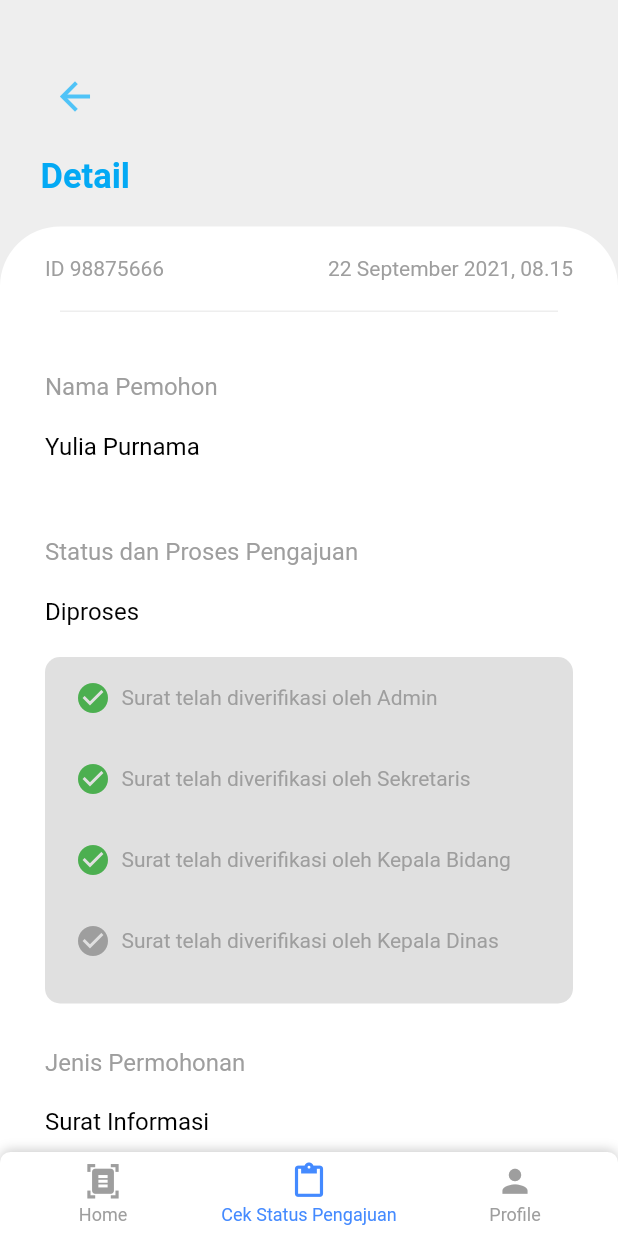
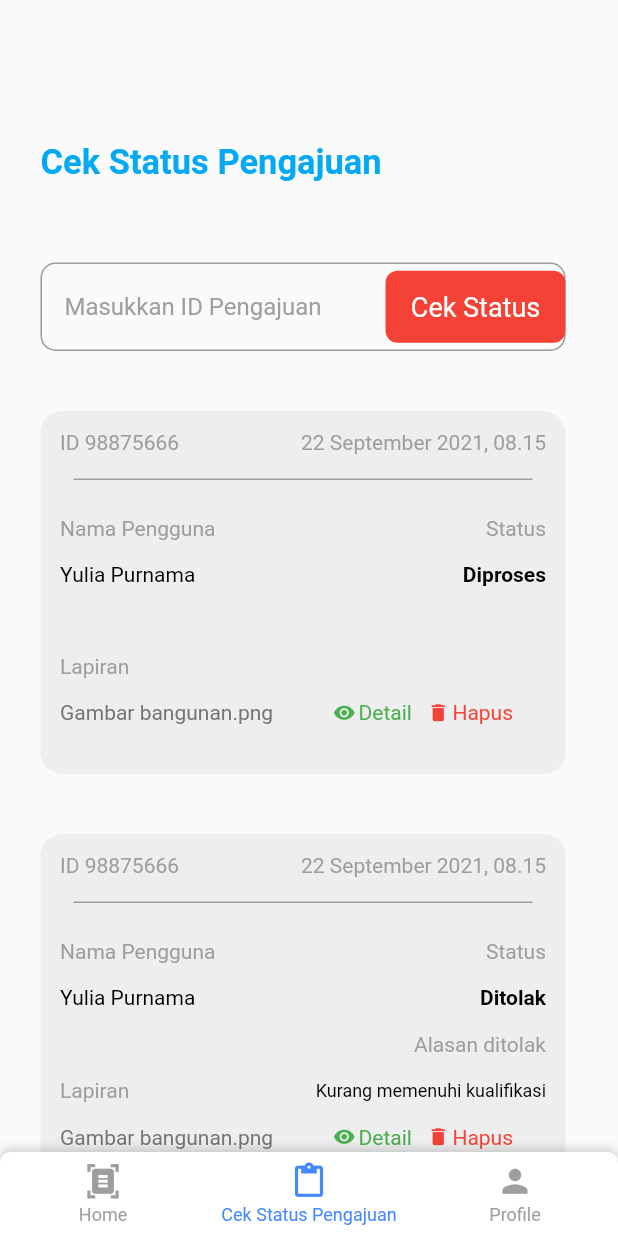
Before and after one commit to dalobarahama/alirandras, a Flutter app: the MainMenuScreen screen opened directly, item 2 of the bottom bar chosen, on a phone screen of 412 x 824 dp. Run offline on Flutter 3.47's test engine with Material 2 defaults, Android fonts, the phone set to English and light mode, and no system bars; drawn by our look-alikes of persistent_bottom_nav_bar; our stand-ins replace google_fonts, shared_preferences; accounts and stored records are empty; network calls fail.

Commit message:
screen cek_status_pengajuan dan detail

```diff
--- a/lib/main.dart
+++ b/lib/main.dart
@@ -1,6 +1,7 @@
 // ignore_for_file: non_constant_identifier_names
 
 import 'package:flutter/material.dart';
+import 'package:flutter_application_3/screen/cek_status_pengajuan.dart';
 import 'package:flutter_application_3/screen/detail_card_statuspengajuan.dart';
 import 'package:shared_preferences/shared_preferences.dart';
 import 'package:flutter_application_3/screen/splash_screen.dart';
--- /dev/null
+++ b/lib/screen/cek_status_pengajuan.dart
@@ -0,0 +1,370 @@
+import 'package:flutter/material.dart';
+import 'package:flutter_application_3/screen/detail_card_statuspengajuan.dart';
+
+class Cek_status_pengajuan extends StatefulWidget {
+  const Cek_status_pengajuan({Key? key}) : super(key: key);
+
+  @override
+  _Cek_status_pengajuanState createState() => _Cek_status_pengajuanState();
+}
+
+class _Cek_status_pengajuanState extends State<Cek_status_pengajuan> {
+  @override
+  Widget build(BuildContext context) {
+    return Scaffold(
+      body: SingleChildScrollView(
+        child: Padding(
+          padding: const EdgeInsets.only(
+            left: 27,
+          ),
+          child: Column(
+            children: [
+              Row(
+                children: [
+                  Padding(
+                    padding: const EdgeInsets.only(top: 95),
+                    child: Container(
+                      child: Text(
+                        'Cek Status Pengajuan',
+                        style: TextStyle(
+                            fontSize: 23,
+                            color: Colors.lightBlue,
+                            fontWeight: FontWeight.w600),
+                      ),
+                    ),
+                  ),
+                ],
+              ),
+              Padding(
+                padding: const EdgeInsets.only(right: 35, top: 53),
+                child: TextField(
+                  decoration: InputDecoration(
+                    border: OutlineInputBorder(
+                        borderRadius: BorderRadius.circular(10)),
+                    hintText: ' Masukkan ID Pengajuan',
+                    hintStyle: TextStyle(color: Colors.grey, fontSize: 16),
+                    suffixIcon: InkWell(
+                      onTap: () {
+                        Navigator.push(context,
+                            MaterialPageRoute(builder: (context) {
+                          return Cek_status_pengajuan();
+                        }));
+                      },
+                      child: Container(
+                        width: 120,
+                        decoration: BoxDecoration(
+                            color: Colors.red,
+                            borderRadius: BorderRadius.circular(8)),
+                        child: Center(
+                            child: Text(
+                          'Cek Status',
+                          style: TextStyle(color: Colors.white, fontSize: 18),
+                        )),
+                      ),
+                    ),
+                  ),
+                ),
+              ),
+              Padding(
+                padding: const EdgeInsets.only(right: 35, top: 40),
+                child: Container(
+                  width: double.infinity,
+                  decoration: BoxDecoration(
+                      color: Colors.grey[200],
+                      borderRadius: BorderRadius.circular(15)),
+                  child: Padding(
+                    padding: const EdgeInsets.all(13.0),
+                    child: Column(
+                      children: [
+                        Row(
+                          mainAxisAlignment: MainAxisAlignment.spaceBetween,
+                          children: [
+                            Text(
+                              'ID 98875666',
+                              style: TextStyle(color: Colors.grey),
+                            ),
+                            Text(
+                              '22 September 2021, 08.15',
+                              style: TextStyle(color: Colors.grey),
+                            ),
+                          ],
+                        ),
+                        SizedBox(
+                          height: 7,
+                        ),
+                        Padding(
+                          padding: const EdgeInsets.all(9.0),
+                          child: Container(
+                            height: 1,
+                            width: double.infinity,
+                            color: Colors.grey,
+                          ),
+                        ),
+                        SizedBox(
+                          height: 15,
+                        ),
+                        Row(
+                          mainAxisAlignment: MainAxisAlignment.spaceBetween,
+                          children: [
+                            Text(
+                              'Nama Pengguna',
+                              style: TextStyle(color: Colors.grey),
+                            ),
+                            Text(
+                              'Status',
+                              style: TextStyle(color: Colors.grey),
+                            ),
+                          ],
+                        ),
+                        SizedBox(
+                          height: 15,
+                        ),
+                        Row(
+                          mainAxisAlignment: MainAxisAlignment.spaceBetween,
+                          children: [
+                            Text(
+                              'Yulia Purnama',
+                              style: TextStyle(color: Colors.black),
+                            ),
+                            Text(
+                              'Diproses',
+                              style: TextStyle(
+                                  color: Colors.black,
+                                  fontWeight: FontWeight.bold),
+                            ),
+                          ],
+                        ),
+                        SizedBox(
+                          height: 45,
+                        ),
+                        Row(
+                          mainAxisAlignment: MainAxisAlignment.spaceBetween,
+                          children: [
+                            Text(
+                              'Lapiran',
+                              style: TextStyle(color: Colors.grey),
+                            ),
+                          ],
+                        ),
+                        SizedBox(
+                          height: 15,
+                        ),
+                        Row(
+                          children: [
+                            Text(
+                              'Gambar bangunan.png',
+                              style: TextStyle(color: Colors.grey[600]),
+                            ),
+                            SizedBox(
+                              width: 40,
+                            ),
+                            Icon(
+                              Icons.visibility,
+                              color: Colors.green,
+                              size: 15,
+                            ),
+                            SizedBox(
+                              width: 2,
+                            ),
+                            InkWell(
+                              onTap: () {
+                                Navigator.push(context,
+                                    MaterialPageRoute(builder: (context) {
+                                  return Detail_card_statuspengajuan();
+                                }));
+                              },
+                              child: Text(
+                                'Detail',
+                                style: TextStyle(color: Colors.green),
+                              ),
+                            ),
+                            SizedBox(
+                              width: 10,
+                            ),
+                            Icon(
+                              Icons.delete,
+                              color: Colors.red,
+                              size: 15,
+                            ),
+                            SizedBox(
+                              width: 2,
+                            ),
+                            Text(
+                              'Hapus',
+                              style: TextStyle(color: Colors.red),
+                            ),
+                          ],
+                        ),
+                        SizedBox(
+                          height: 20,
+                        ),
+                      ],
+                    ),
+                  ),
+                ),
+              ),
+              Padding(
+                padding: const EdgeInsets.only(right: 35, top: 40),
+                child: Container(
+                  width: double.infinity,
+                  decoration: BoxDecoration(
+                      color: Colors.grey[200],
+                      borderRadius: BorderRadius.circular(15)),
+                  child: Padding(
+                    padding: const EdgeInsets.all(13.0),
+                    child: Column(
+                      children: [
+                        Row(
+                          mainAxisAlignment: MainAxisAlignment.spaceBetween,
+                          children: [
+                            Text(
+                              'ID 98875666',
+                              style: TextStyle(color: Colors.grey),
+                            ),
+                            Text(
+                              '22 September 2021, 08.15',
+                              style: TextStyle(color: Colors.grey),
+                            ),
+                          ],
+                        ),
+                        SizedBox(
+                          height: 7,
+                        ),
+                        Padding(
+                          padding: const EdgeInsets.all(9.0),
+                          child: Container(
+                            height: 1,
+                            width: double.infinity,
+                            color: Colors.grey,
+                          ),
+                        ),
+                        SizedBox(
+                          height: 15,
+                        ),
+                        Row(
+                          mainAxisAlignment: MainAxisAlignment.spaceBetween,
+                          children: [
+                            Text(
+                              'Nama Pengguna',
+                              style: TextStyle(color: Colors.grey),
+                            ),
+                            Text(
+                              'Status',
+                              style: TextStyle(color: Colors.grey),
+                            ),
+                          ],
+                        ),
+                        SizedBox(
+                          height: 15,
+                        ),
+                        Row(
+                          mainAxisAlignment: MainAxisAlignment.spaceBetween,
+                          children: [
+                            Text(
+                              'Yulia Purnama',
+                              style: TextStyle(color: Colors.black),
+                            ),
+                            Text(
+                              'Ditolak',
+                              style: TextStyle(
+                                  color: Colors.black,
+                                  fontWeight: FontWeight.bold),
+                            ),
+                          ],
+                        ),
+                        SizedBox(
+                          height: 15,
+                        ),
+                        Row(
+                          mainAxisAlignment: MainAxisAlignment.end,
+                          children: [
+                            Text(
+                              'Alasan ditolak',
+                              style: TextStyle(color: Colors.grey),
+                            ),
+                          ],
+                        ),
+                        SizedBox(
+                          height: 15,
+                        ),
+                        Row(
+                          mainAxisAlignment: MainAxisAlignment.spaceBetween,
+                          children: [
+                            Text(
+                              'Lapiran',
+                              style: TextStyle(color: Colors.grey),
+                            ),
+                            Text(
+                              'Kurang memenuhi kualifikasi',
+                              style:
+                                  TextStyle(color: Colors.black, fontSize: 12),
+                            ),
+                          ],
+                        ),
+                        SizedBox(
+                          height: 15,
+                        ),
+                        Row(
+                          children: [
+                            Text(
+                              'Gambar bangunan.png',
+                              style: TextStyle(color: Colors.grey[600]),
+                            ),
+                            SizedBox(
+                              width: 40,
+                            ),
+                            Icon(
+                              Icons.visibility,
+                              color: Colors.green,
+                              size: 15,
+                            ),
+                            SizedBox(
+                              width: 2,
+                            ),
+                            InkWell(
+                              onTap: () {
+                                Navigator.push(context,
+                                    MaterialPageRoute(builder: (context) {
+                                  return Detail_card_statuspengajuan();
+                                }));
+                              },
+                              child: Text(
+                                'Detail',
+                                style: TextStyle(color: Colors.green),
+                              ),
+                            ),
+                            SizedBox(
+                              width: 10,
+                            ),
+                            Icon(
+                              Icons.delete,
+                              color: Colors.red,
+                              size: 15,
+                            ),
+                            SizedBox(
+                              width: 2,
+                            ),
+                            Text(
+                              'Hapus',
+                              style: TextStyle(color: Colors.red),
+                            ),
+                          ],
+                        ),
+                        SizedBox(
+                          height: 20,
+                        ),
+                      ],
+                    ),
+                  ),
+                ),
+              ),
+              SizedBox(
+                height: 100,
+              ),
+            ],
+          ),
+        ),
+      ),
+    );
+  }
+}
--- a/lib/screen/detail_card_statuspengajuan.dart
+++ b/lib/screen/detail_card_statuspengajuan.dart
@@ -1,4 +1,5 @@
 import 'package:flutter/material.dart';
+import 'package:flutter_application_3/screen/cek_status_pengajuan.dart';
 import 'package:flutter_application_3/screen/home_screen.dart';
 
 class Detail_card_statuspengajuan extends StatefulWidget {
@@ -27,7 +28,7 @@ class _Detail_card_statuspengajuanState
                       onTap: () {
                         Navigator.pushReplacement(context,
                             MaterialPageRoute(builder: (context) {
-                          return Home();
+                          return Cek_status_pengajuan();
                         }));
                       },
                       child: Icon(
--- a/lib/screen/home_screen.dart
+++ b/lib/screen/home_screen.dart
@@ -73,7 +73,7 @@ class _HomeState extends State<Home> {
                     ),
                     InkWell(
                       onTap: () {
-                        Navigator.pushReplacement(context,
+                        Navigator.push(context,
                             MaterialPageRoute(builder: (context) {
                           return Profile();
                         }));
--- a/lib/screen/main_menu_screen.dart
+++ b/lib/screen/main_menu_screen.dart
@@ -1,4 +1,5 @@
 import 'package:flutter_application_3/main.dart';
+import 'package:flutter_application_3/screen/cek_status_pengajuan.dart';
 import 'package:flutter_application_3/screen/detail_card_statuspengajuan.dart';
 
 import 'package:flutter_application_3/screen/home_screen.dart';
@@ -18,7 +19,7 @@ class _MainMenuScreenState extends State<MainMenuScreen> {
   List<Widget> _screenList() {
     return [
       Home(),
-      Detail_card_statuspengajuan(),
+      Cek_status_pengajuan(),
       Profile(),
     ];
   }
```
